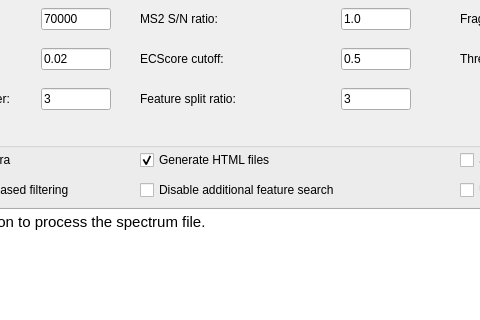
Qt form src/gui/topfd/topfddialog.ui (toppic-suite/toppic-suite) before a commit; both pictures show x 160 to 640 and y 202 to 522 of the 965 by 630 pixel window.
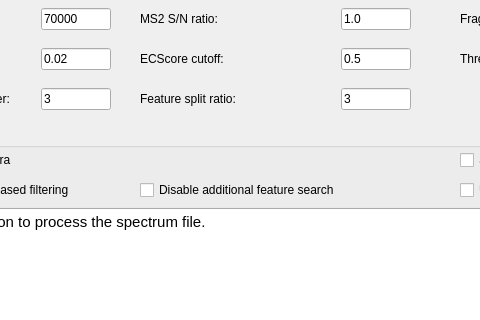
The same form after that commit. Icons and pictures are not drawn.

Commit message: Remove the TopFD HTML-folder output

What changed in the file:
```diff
--- a/src/gui/topfd/topfddialog.ui
+++ b/src/gui/topfd/topfddialog.ui
@@ -600,34 +600,6 @@
     <property name="title">
      <string>Additional settings</string>
     </property>
-    <widget class="QWidget" name="horizontalLayoutWidget_11">
-     <property name="geometry">
-      <rect>
-       <x>270</x>
-       <y>20</y>
-       <width>201</width>
-       <height>25</height>
-      </rect>
-     </property>
-     <layout class="QHBoxLayout" name="horizontalLayout_10">
-      <item>
-       <widget class="QCheckBox" name="geneHTMLCheckBox">
-        <property name="acceptDrops">
-         <bool>false</bool>
-        </property>
-        <property name="text">
-         <string>Generate HTML files</string>
-        </property>
-        <property name="checkable">
-         <bool>true</bool>
-        </property>
-        <property name="checked">
-         <bool>true</bool>
-        </property>
-       </widget>
-      </item>
-     </layout>
-    </widget>
     <widget class="QWidget" name="horizontalLayoutWidget_12">
      <property name="geometry">
       <rect>
```
The commit also changes 13 other files.
